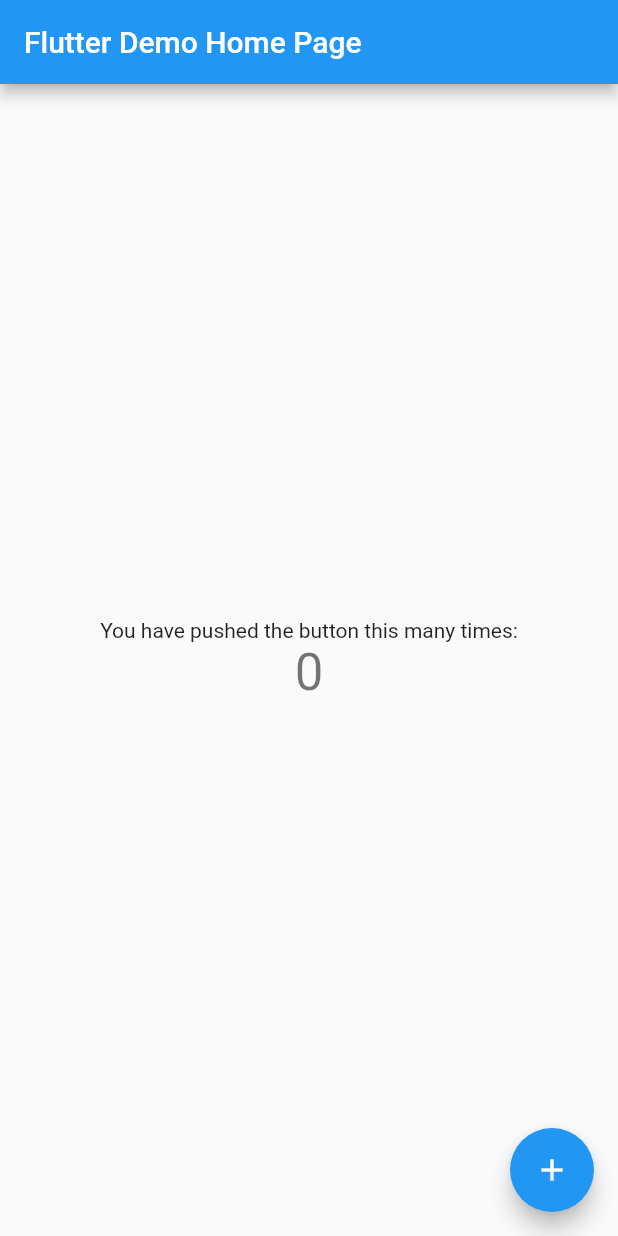
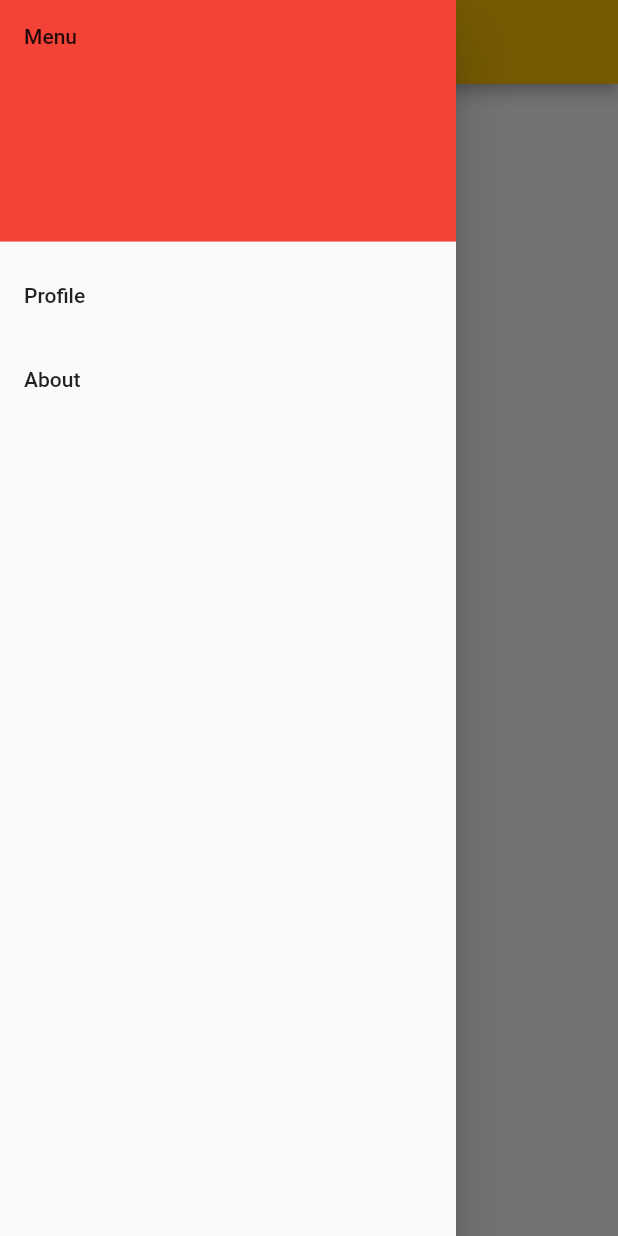
Before and after one commit to xmoooz/flutter_simple_app, a Flutter app: the screen it shows after launch, with the side drawer open (before the commit the screen has no drawer), on a phone screen of 412 x 824 dp. Run offline on Flutter 3.47's test engine with Material 2 defaults, Android fonts, the phone set to English and light mode, and no system bars.

Commit message:
add Drawer and two other page

```diff
--- a/lib/main.dart
+++ b/lib/main.dart
@@ -1,32 +1,22 @@
 import 'package:flutter/material.dart';
 import 'package:logging/logging.dart';
 import 'package:flutter_simple_app/src/config/ApplicationConfig.dart';
+import 'package:flutter_simple_app/src/screen/HomeScreen.dart';
 
 void main() => runApp(MyApp());
 
 class MyApp extends StatelessWidget {
-
   MyApp() {
     _configureLogger();
   }
-  // This widget is the root of your application.
+
+  final appTitle = 'simple';
+
   @override
   Widget build(BuildContext context) {
     return MaterialApp(
-      title: 'Flutter Demo',
-      theme: ThemeData(
-        // This is the theme of your application.
-        //
-        // Try running your application with "flutter run". You'll see the
-        // application has a blue toolbar. Then, without quitting the app, try
-        // changing the primarySwatch below to Colors.green and then invoke
-        // "hot reload" (press "r" in the console where you ran "flutter run",
-        // or simply save your changes to "hot reload" in a Flutter IDE).
-        // Notice that the counter didn't reset back to zero; the application
-        // is not restarted.
-        primarySwatch: Colors.blue,
-      ),
-      home: MyHomePage(title: 'Flutter Demo Home Page'),
+      title: appTitle,
+      home: HomeScreen(title: appTitle),
     );
   }
 
@@ -39,91 +29,4 @@ class MyApp extends StatelessWidget {
       }
     });
   }
-
 }
-
-class MyHomePage extends StatefulWidget {
-  MyHomePage({Key key, this.title}) : super(key: key);
-
-  // This widget is the home page of your application. It is stateful, meaning
-  // that it has a State object (defined below) that contains fields that affect
-  // how it looks.
-
-  // This class is the configuration for the state. It holds the values (in this
-  // case the title) provided by the parent (in this case the App widget) and
-  // used by the build method of the State. Fields in a Widget subclass are
-  // always marked "final".
-
-  final String title;
-
-  @override
-  _MyHomePageState createState() => _MyHomePageState();
-}
-
-class _MyHomePageState extends State<MyHomePage> {
-  int _counter = 0;
-  final Logger _logger = Logger("StorageManager");
-  void _incrementCounter() {
-    setState(() {
-      // This call to setState tells the Flutter framework that something has
-      // changed in this State, which causes it to rerun the build method below
-      // so that the display can reflect the updated values. If we changed
-      // _counter without calling setState(), then the build method would not be
-      // called again, and so nothing would appear to happen.
-      _logger.log(Level.INFO, "log test");
-      _counter++;
-    });
-  }
-
-  @override
-  Widget build(BuildContext context) {
-    // This method is rerun every time setState is called, for instance as done
-    // by the _incrementCounter method above.
-    //
-    // The Flutter framework has been optimized to make rerunning build methods
-    // fast, so that you can just rebuild anything that needs updating rather
-    // than having to individually change instances of widgets.
-    return Scaffold(
-      appBar: AppBar(
-        // Here we take the value from the MyHomePage object that was created by
-        // the App.build method, and use it to set our appbar title.
-        title: Text(widget.title),
-      ),
-      body: Center(
-        // Center is a layout widget. It takes a single child and positions it
-        // in the middle of the parent.
-        child: Column(
-          // Column is also layout widget. It takes a list of children and
-          // arranges them vertically. By default, it sizes itself to fit its
-          // children horizontally, and tries to be as tall as its parent.
-          //
-          // Invoke "debug painting" (press "p" in the console, choose the
-          // "Toggle Debug Paint" action from the Flutter Inspector in Android
-          // Studio, or the "Toggle Debug Paint" command in Visual Studio Code)
-          // to see the wireframe for each widget.
-          //
-          // Column has various properties to control how it sizes itself and
-          // how it positions its children. Here we use mainAxisAlignment to
-          // center the children vertically; the main axis here is the vertical
-          // axis because Columns are vertical (the cross axis would be
-          // horizontal).
-          mainAxisAlignment: MainAxisAlignment.center,
-          children: <Widget>[
-            Text(
-              'You have pushed the button this many times:',
-            ),
-            Text(
-              '$_counter',
-              style: Theme.of(context).textTheme.display1,
-            ),
-          ],
-        ),
-      ),
-      floatingActionButton: FloatingActionButton(
-        onPressed: _incrementCounter,
-        tooltip: 'Increment',
-        child: Icon(Icons.add),
-      ), // This trailing comma makes auto-formatting nicer for build methods.
-    );
-  }
-}
--- /dev/null
+++ b/lib/src/screen/HomeScreen.dart
@@ -0,0 +1,20 @@
+import 'package:flutter/material.dart';
+import 'package:flutter_simple_app/src/widget/MenuDrawerWidget.dart';
+
+class HomeScreen extends StatelessWidget {
+  final String title;
+
+  HomeScreen({Key key, this.title}) : super(key: key);
+
+  @override
+  Widget build(BuildContext context) {
+    return Scaffold(
+      appBar: AppBar(
+        backgroundColor: Colors.amber,
+        title: Text(title),
+        centerTitle: true,
+      ),
+      drawer: MenuDrawerWidget(),
+    );
+  }
+}
--- /dev/null
+++ b/lib/src/widget/MenuDrawerWidget.dart
@@ -0,0 +1,38 @@
+import 'package:flutter/material.dart';
+import 'package:flutter_simple_app/src/screen/AboutScreen.dart';
+import 'package:flutter_simple_app/src/screen/ProfileScreen.dart';
+
+class MenuDrawerWidget extends StatelessWidget {
+  @override
+  Widget build(BuildContext context) {
+    return Drawer(
+      child: ListView(
+        padding: EdgeInsets.zero,
+        children: <Widget>[
+          DrawerHeader(
+            child: Text('Menu'),
+            decoration: BoxDecoration(
+              color: Colors.red,
+            ),
+          ),
+          ListTile(
+            title: Text('Profile'),
+            onTap: () {
+              Navigator.pop(context);
+              Navigator.push(context,
+                  MaterialPageRoute(builder: (context) => ProfileScreen()));
+            },
+          ),
+          ListTile(
+            title: Text('About'),
+            onTap: () {
+              Navigator.pop(context);
+              Navigator.push(context,
+                  MaterialPageRoute(builder: (context) => AboutScreen()));
+            },
+          ),
+        ],
+      ),
+    );
+  }
+}
```
Also changed, not shown: lib/src/screen/AboutScreen.dart (added, +15 -0 lines), lib/src/screen/ProfileScreen.dart (added, +16 -0 lines).
